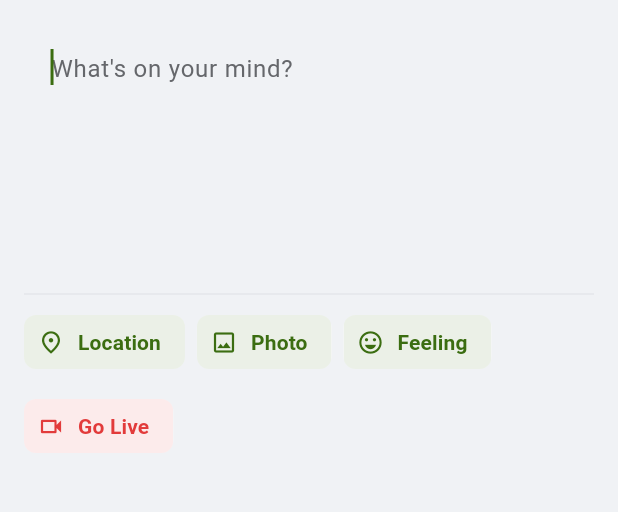
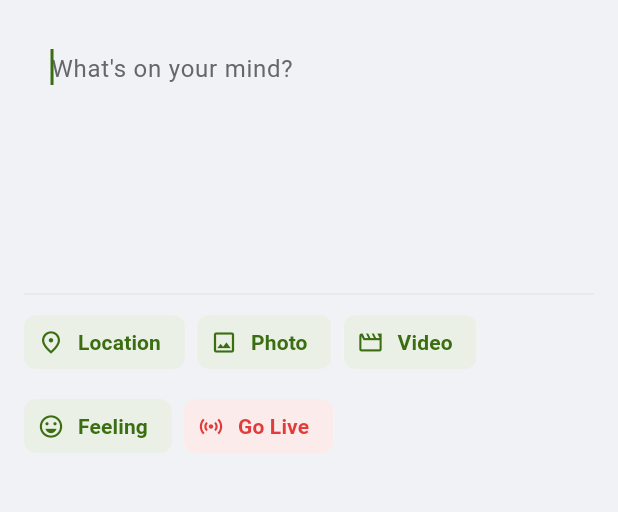
Before and after one commit to KoNyein/gwave.ai, a Flutter app: the ComposerScreen screen opened directly, after a tap on "Post", on a phone screen of 412 x 824 dp, the part 174-686 px from its top. Run offline on Flutter 3.47's test engine with Material 3 defaults, Android fonts, the phone set to English and light mode, and no system bars; our stand-ins replace app_links, audioplayers, cached_network_image, camera, flutter_blue_plus, flutter_map and 13 more; missing offline and left inert: apivideo_live_stream, flutter_webrtc, livekit_client, mobile_scanner, nearby_connections, nfc_manager and 4 more; accounts and stored records are empty; network calls fail; project files that could hold a hidden picture were left out.

Commit message:
feed: let users post videos from the app (not just photos)
The composer only ever created image media (mediaType hardcoded to
'image'), so users could never share a video — their clips never reached
the feed at all. Add a Video picker chip (gallery, <=10 min, <=200 MB),
upload with the right video content-type, and store it as video post_media.
The feed already renders video posts inline (_PostVideo) and shows all
public posts, so user videos now appear for everyone the moment they post.
Also give Go Live its own broadcast icon, distinct from the video chip.

```diff
--- a/mobile/lib/features/feed/composer_screen.dart
+++ b/mobile/lib/features/feed/composer_screen.dart
@@ -78,7 +78,7 @@ class _ComposerScreenState extends State<ComposerScreen> {
     }
   }
 
-  final List<_PickedImage> _images = [];
+  final List<_PickedMedia> _media = [];
 
   @override
   void dispose() {
@@ -100,11 +100,47 @@ class _ComposerScreenState extends State<ComposerScreen> {
       final ext = file.name.contains(".")
           ? file.name.split(".").last.toLowerCase()
           : "jpg";
-      setState(() => _images.add(_PickedImage(bytes, ext)));
+      setState(() => _media.add(_PickedMedia(bytes, ext, "image")));
     } catch (e) {
       if (mounted) {
         ScaffoldMessenger.of(context).showSnackBar(
           SnackBar(content: Text("Couldn't pick a photo — $e")),
+        );
+      }
+    }
+  }
+
+  /// Pick a video from the gallery and attach it as a video post — the missing
+  /// half of feed media (the composer only did photos, so users could never
+  /// share a clip and their videos never reached the feed).
+  Future<void> _pickVideo() async {
+    try {
+      final picker = ImagePicker();
+      final file = await picker.pickVideo(
+        source: ImageSource.gallery,
+        maxDuration: const Duration(minutes: 10),
+      );
+      if (file == null) return;
+      final bytes = await file.readAsBytes();
+      // ~200 MB cap so a single PUT stays sane on mobile data.
+      if (bytes.lengthInBytes > 200 * 1024 * 1024) {
+        if (mounted) {
+          ScaffoldMessenger.of(context).showSnackBar(SnackBar(
+              content: Text(tr(
+                  context,
+                  "That video is too large (max 200 MB).",
+                  "ဗီဒီယို အရမ်းကြီးနေသည် (အများဆုံး 200 MB)။"))));
+        }
+        return;
+      }
+      final ext = file.name.contains(".")
+          ? file.name.split(".").last.toLowerCase()
+          : "mp4";
+      setState(() => _media.add(_PickedMedia(bytes, ext, "video")));
+    } catch (e) {
+      if (mounted) {
+        ScaffoldMessenger.of(context).showSnackBar(
+          SnackBar(content: Text("Couldn't pick a video — $e")),
         );
       }
     }
@@ -137,19 +173,28 @@ class _ComposerScreenState extends State<ComposerScreen> {
     // Lead the post with the feeling line, Facebook-style, if one is set.
     final content =
         _feeling != null ? "$_feeling\n$typed".trim() : typed;
-    if (content.isEmpty && _images.isEmpty) return;
+    if (content.isEmpty && _media.isEmpty) return;
     setState(() => _busy = true);
     final api = context.read<AppState>().api;
     final repo = context.read<AppState>().repo;
     try {
       final media = <PostMedia>[];
-      for (final img in _images) {
+      for (final m in _media) {
+        final String ext;
+        final String contentType;
+        if (m.type == "video") {
+          ext = _videoExt(m.ext);
+          contentType = ext == "mov" ? "video/quicktime" : "video/mp4";
+        } else {
+          ext = m.ext == "png" ? "png" : "jpg";
+          contentType = m.ext == "png" ? "image/png" : "image/jpeg";
+        }
         final path = await api.uploadBytes(
-          img.bytes,
-          ext: img.ext == "png" ? "png" : "jpg",
-          contentType: img.ext == "png" ? "image/png" : "image/jpeg",
+          m.bytes,
+          ext: ext,
+          contentType: contentType,
         );
-        media.add(PostMedia(storagePath: path, mediaType: "image"));
+        media.add(PostMedia(storagePath: path, mediaType: m.type));
       }
       await repo.createPost(
         content,
@@ -284,29 +329,39 @@ class _ComposerScreenState extends State<ComposerScreen> {
                 ),
               ),
           ],
-          if (_images.isNotEmpty) ...[
+          if (_media.isNotEmpty) ...[
             const SizedBox(height: 12),
             Wrap(
               spacing: 8,
               runSpacing: 8,
               children: [
-                for (var i = 0; i < _images.length; i++)
+                for (var i = 0; i < _media.length; i++)
                   Stack(
                     children: [
                       ClipRRect(
                         borderRadius: BorderRadius.circular(GwRadius.sm),
-                        child: Image.memory(
-                          _images[i].bytes,
-                          width: 100,
-                          height: 100,
-                          fit: BoxFit.cover,
-                        ),
+                        child: _media[i].type == "video"
+                            ? Container(
+                                width: 100,
+                                height: 100,
+                                color: Colors.black,
+                                child: const Center(
+                                  child: Icon(Icons.play_circle_fill,
+                                      color: Colors.white, size: 34),
+                                ),
+                              )
+                            : Image.memory(
+                                _media[i].bytes,
+                                width: 100,
+                                height: 100,
+                                fit: BoxFit.cover,
+                              ),
                       ),
                       Positioned(
                         top: 2,
                         right: 2,
                         child: GestureDetector(
-                          onTap: () => setState(() => _images.removeAt(i)),
+                          onTap: () => setState(() => _media.removeAt(i)),
                           child: Container(
                             decoration: const BoxDecoration(
                               color: Colors.black54,
@@ -333,9 +388,10 @@ class _ComposerScreenState extends State<ComposerScreen> {
                 setState(() => _showLocation = !_showLocation);
               }, active: _showLocation),
               _chip(Icons.photo_outlined, "Photo", _pickImage),
+              _chip(Icons.movie_outlined, "Video", _pickVideo),
               _chip(Icons.emoji_emotions_outlined, "Feeling", _pickFeeling,
                   active: _feeling != null),
-              _chip(Icons.videocam_outlined, "Go Live", _goLive,
+              _chip(Icons.sensors, "Go Live", _goLive,
                   color: GwColors.live),
             ],
           ),
@@ -450,8 +506,13 @@ class _FeelingSheet extends StatelessWidget {
   }
 }
 
-class _PickedImage {
-  _PickedImage(this.bytes, this.ext);
+/// Normalize a picked video's extension to something the CDN serves with a
+/// sensible content-type (mp4 for everything except QuickTime .mov).
+String _videoExt(String raw) => raw == "mov" ? "mov" : "mp4";
+
+class _PickedMedia {
+  _PickedMedia(this.bytes, this.ext, this.type); // type: 'image' | 'video'
   final Uint8List bytes;
   final String ext;
+  final String type;
 }
```
